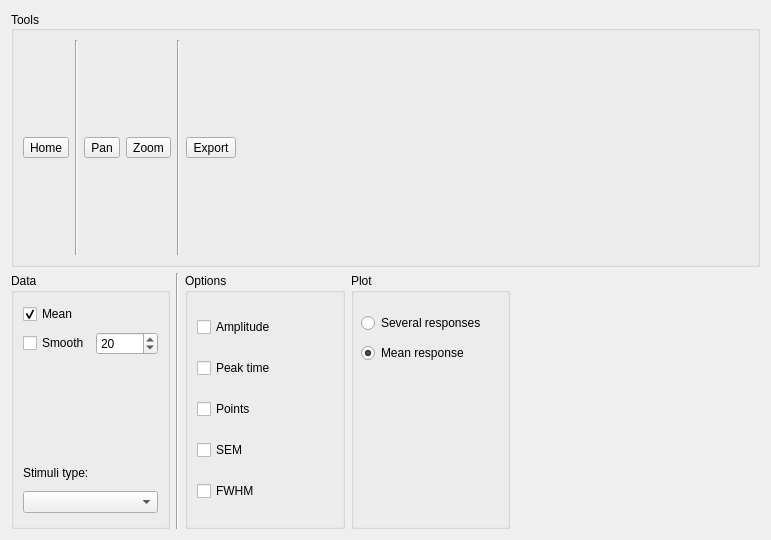
Old version of the form src/ui/custom_plot.ui in the repository pfechd/jabe.
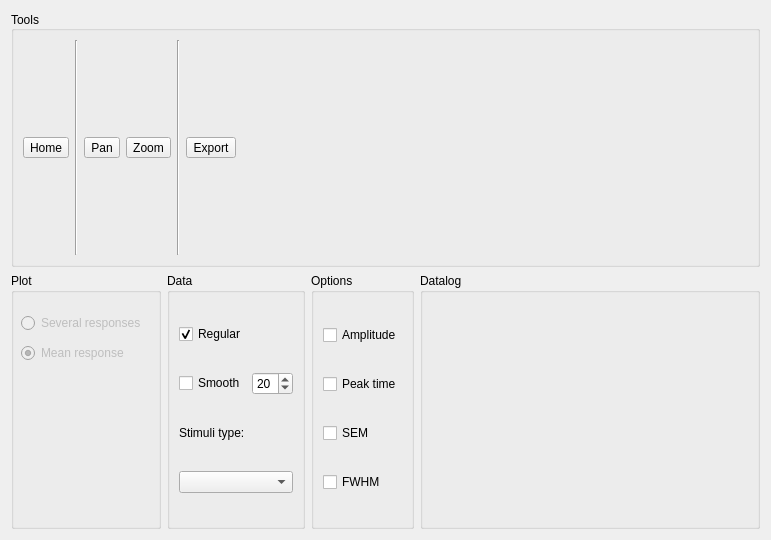
New version of the form.

Diff of the .ui file:
```diff
--- a/src/ui/custom_plot.ui
+++ b/src/ui/custom_plot.ui
@@ -105,6 +105,60 @@
    </item>
    <item>
     <layout class="QHBoxLayout" name="horizontalLayout_3">
+     <item>
+      <widget class="QGroupBox" name="groupBox_4">
+       <property name="enabled">
+        <bool>true</bool>
+       </property>
+       <property name="minimumSize">
+        <size>
+         <width>150</width>
+         <height>0</height>
+        </size>
+       </property>
+       <property name="title">
+        <string>Plot</string>
+       </property>
+       <widget class="QRadioButton" name="radioButton">
+        <property name="enabled">
+         <bool>false</bool>
+        </property>
+        <property name="geometry">
+         <rect>
+          <x>10</x>
+          <y>40</y>
+          <width>141</width>
+          <height>20</height>
+         </rect>
+        </property>
+        <property name="text">
+         <string>Several responses</string>
+        </property>
+       </widget>
+       <widget class="QRadioButton" name="radioButton_2">
+        <property name="enabled">
+         <bool>false</bool>
+        </property>
+        <property name="geometry">
+         <rect>
+          <x>10</x>
+          <y>70</y>
+          <width>131</width>
+          <height>20</height>
+         </rect>
+        </property>
+        <property name="autoFillBackground">
+         <bool>false</bool>
+        </property>
+        <property name="text">
+         <string>Mean response</string>
+        </property>
+        <property name="checked">
+         <bool>true</bool>
+        </property>
+       </widget>
+      </widget>
+     </item>
      <item>
       <widget class="QGroupBox" name="groupBox">
        <property name="title">
@@ -114,7 +168,7 @@
         <item>
          <widget class="QCheckBox" name="checkBox_mean">
           <property name="text">
-           <string>Mean</string>
+           <string>Regular</string>
           </property>
           <property name="checked">
            <bool>true</bool>
@@ -142,22 +196,6 @@
           </item>
          </layout>
         </item>
-        <item>
-         <spacer name="verticalSpacer">
-          <property name="orientation">
-           <enum>Qt::Vertical</enum>
-          </property>
-          <property name="sizeType">
-           <enum>QSizePolicy::Maximum</enum>
-          </property>
-          <property name="sizeHint" stdset="0">
-           <size>
-            <width>10</width>
-            <height>100</height>
-           </size>
-          </property>
-         </spacer>
-        </item>
         <item>
          <widget class="QLabel" name="label_stimuli">
           <property name="maximumSize">
@@ -177,13 +215,6 @@
        </layout>
       </widget>
      </item>
-     <item>
-      <widget class="Line" name="line">
-       <property name="orientation">
-        <enum>Qt::Vertical</enum>
-       </property>
-      </widget>
-     </item>
      <item>
       <widget class="QGroupBox" name="groupBox_2">
        <property name="title">
@@ -207,16 +238,6 @@
           </property>
          </widget>
         </item>
-        <item>
-         <widget class="QCheckBox" name="checkBox_points">
-          <property name="enabled">
-           <bool>true</bool>
-          </property>
-          <property name="text">
-           <string>Points</string>
-          </property>
-         </widget>
-        </item>
         <item>
          <widget class="QCheckBox" name="checkBox_sem">
           <property name="text">
@@ -247,69 +268,27 @@
       </widget>
      </item>
      <item>
-      <widget class="QGroupBox" name="groupBox_4">
-       <property name="minimumSize">
-        <size>
-         <width>150</width>
-         <height>0</height>
-        </size>
-       </property>
+      <widget class="QGroupBox" name="verticalGroupBox">
        <property name="title">
-        <string>Plot</string>
+        <string>Datalog</string>
        </property>
-       <widget class="QRadioButton" name="radioButton">
-        <property name="geometry">
-         <rect>
-          <x>10</x>
-          <y>40</y>
-          <width>141</width>
-          <height>20</height>
-         </rect>
-        </property>
-        <property name="text">
-         <string>Several responses</string>
-        </property>
-       </widget>
-       <widget class="QRadioButton" name="radioButton_2">
-        <property name="enabled">
-         <bool>true</bool>
-        </property>
-        <property name="geometry">
-         <rect>
-          <x>10</x>
-          <y>70</y>
-          <width>131</width>
-          <height>20</height>
-         </rect>
-        </property>
-        <property name="autoFillBackground">
-         <bool>false</bool>
-        </property>
-        <property name="text">
-         <string>Mean response</string>
-        </property>
-        <property name="checked">
-         <bool>true</bool>
-        </property>
-       </widget>
+       <layout class="QVBoxLayout" name="verticalLayout">
+        <item>
+         <spacer name="horizontalSpacer">
+          <property name="orientation">
+           <enum>Qt::Horizontal</enum>
+          </property>
+          <property name="sizeHint" stdset="0">
+           <size>
+            <width>40</width>
+            <height>20</height>
+           </size>
+          </property>
+         </spacer>
+        </item>
+       </layout>
       </widget>
      </item>
-     <item>
-      <spacer name="horizontalSpacer">
-       <property name="orientation">
-        <enum>Qt::Horizontal</enum>
-       </property>
-       <property name="sizeType">
-        <enum>QSizePolicy::Maximum</enum>
-       </property>
-       <property name="sizeHint" stdset="0">
-        <size>
-         <width>250</width>
-         <height>20</height>
-        </size>
-       </property>
-      </spacer>
-     </item>
     </layout>
    </item>
   </layout>
```
